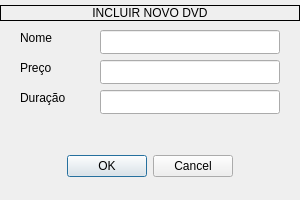
The window that Loja/incluirdvd.ui (lumathias/DCA1202---Programa-o-Avan-ada) describes before a commit, drawn with Qt 5.
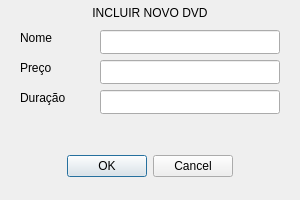
The same window after the commit.

```diff
--- a/Loja/incluirdvd.ui
+++ b/Loja/incluirdvd.ui
@@ -111,7 +111,7 @@
     </rect>
    </property>
    <property name="frameShape">
-    <enum>QFrame::Box</enum>
+    <enum>QFrame::NoFrame</enum>
    </property>
    <property name="text">
     <string>INCLUIR NOVO DVD</string>
```
